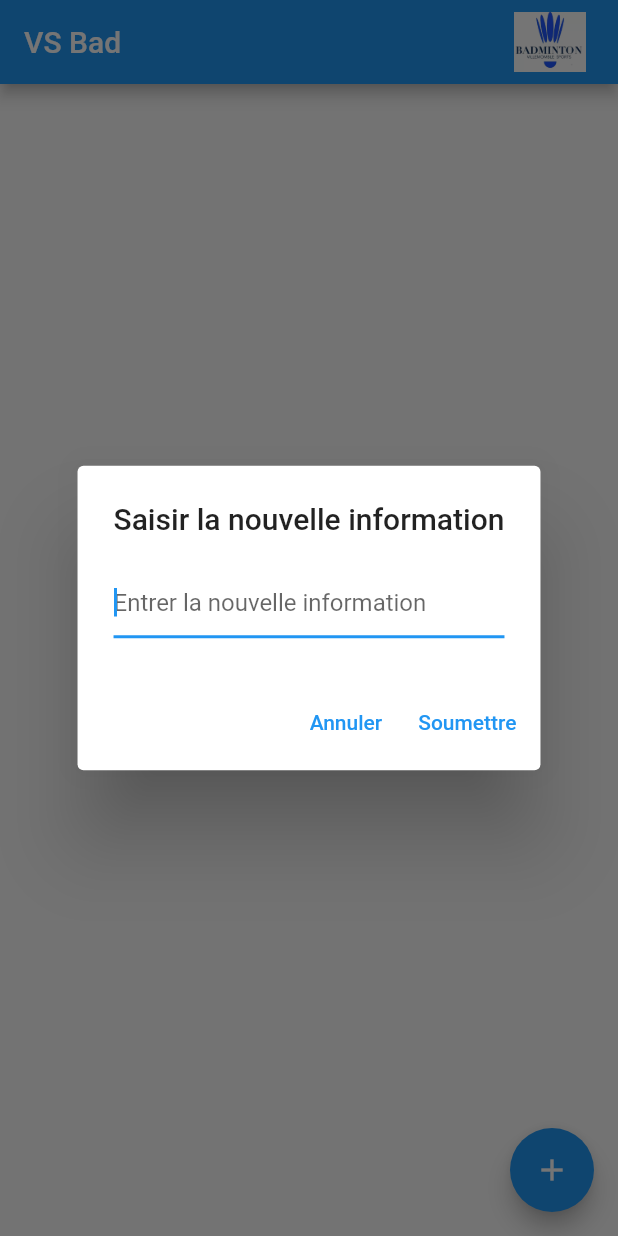
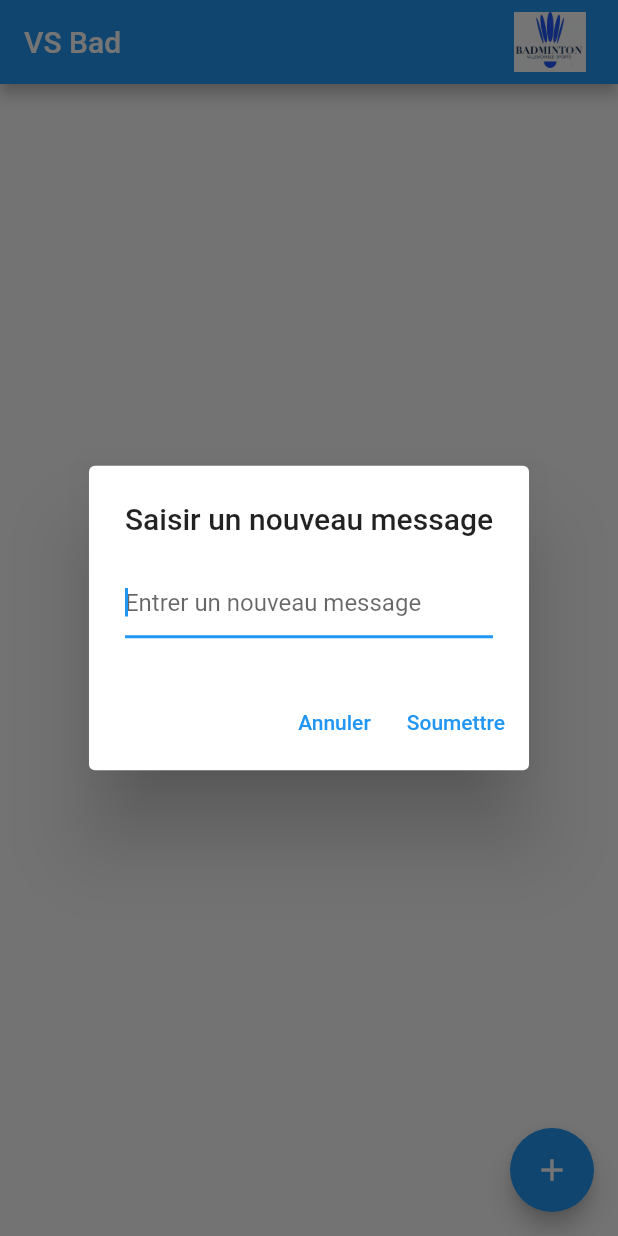
Before and after one commit to philgung/vsbad93, a Flutter app: the screen it shows after launch, after a tap on the "add" icon, on a phone screen of 412 x 824 dp. Run offline on Flutter 3.47's test engine with Material 2 defaults, Android fonts, the phone set to English and light mode, and no system bars; our stand-ins replace cloud_firestore, firebase_core; accounts and stored records are empty.

```diff
--- /dev/null
+++ b/lib/AjoutMessage.dart
@@ -0,0 +1,41 @@
+import 'package:cloud_firestore/cloud_firestore.dart';
+import 'package:flutter/material.dart';
+
+class AjoutMessage extends StatelessWidget {
+  AjoutMessage({
+    Key? key,
+  }) : super(key: key);
+
+  final informationController = TextEditingController();
+
+  @override
+  Widget build(BuildContext context) {
+    return AlertDialog(
+      title: const Text("Saisir un nouveau message"),
+      content: TextFormField(
+        autofocus: true,
+        controller: informationController,
+        decoration: InputDecoration(hintText: "Entrer un nouveau message"),
+      ),
+      actions: [
+        TextButton(
+          onPressed: () {
+            Navigator.pop(context);
+          },
+          child: const Text("Annuler"),
+        ),
+        TextButton(
+          onPressed: () {
+            FirebaseFirestore.instance.collection("Messages").add({
+              'contenu': informationController.text,
+              'date': Timestamp.fromDate(DateTime.now())
+            });
+            informationController.clear();
+            Navigator.pop(context);
+          },
+          child: const Text("Soumettre"),
+        )
+      ],
+    );
+  }
+}
--- a/lib/main.dart
+++ b/lib/main.dart
@@ -3,6 +3,9 @@ import 'package:intl/intl.dart';
 import 'package:intl/date_symbol_data_local.dart';
 import 'package:firebase_core/firebase_core.dart';
 import 'package:cloud_firestore/cloud_firestore.dart';
+
+import 'AfficheMessage.dart';
+import 'AjoutMessage.dart';
 
 Future<void> main() async {
   initializeDateFormatting('fr_FR', null);
@@ -37,9 +40,6 @@ class MyHomePage extends StatefulWidget {
 
 class _MyHomePageState extends State<MyHomePage> {
   List<Widget> informations = [];
-  final informationController = TextEditingController();
-  Stream<QuerySnapshot> messagesStream =
-      FirebaseFirestore.instance.collection('Messages').snapshots();
 
   @override
   Widget build(BuildContext context) => Scaffold(
@@ -52,98 +52,50 @@ class _MyHomePageState extends State<MyHomePage> {
                 icon: Image.asset('assets/logo_vsbad93.png'))
           ],
         ),
-        body: Center(
-            child: StreamBuilder<QuerySnapshot>(
-                stream: messagesStream,
-                builder: (BuildContext context,
-                    AsyncSnapshot<QuerySnapshot> snapshot) {
-                  if (snapshot.hasError) {
-                    return Text('Une erreur est survenue.');
-                  }
-
-                  if (snapshot.connectionState == ConnectionState.waiting) {
-                    return Text("En cours de chargement ...");
-                  }
-
-                  return ListView(
-                    children:
-                        snapshot.data!.docs.map((DocumentSnapshot document) {
-                      Map<String, dynamic> message =
-                          document.data()! as Map<String, dynamic>;
-                      return ListTile(
-                          title: Text(message['contenu']),
-                          subtitle: Text(DateFormat.yMMMMEEEEd('fr_FR').format(
-                              (DateTime.fromMicrosecondsSinceEpoch(
-                                  (message['date'] as Timestamp)
-                                      .microsecondsSinceEpoch)))));
-                    }).toList(),
-                  );
-                })
-
-            // ListView(
-            //   children: informations,
-            //   reverse: true,
-            //   shrinkWrap: true,
-            // ),
-            ),
+        body: Center(child: Messages()),
         floatingActionButton: FloatingActionButton(
           tooltip: 'Ajouter information',
           onPressed: () {
             showDialog(
                 context: context,
                 builder: (context) {
-                  return AlertDialog(
-                    title: const Text("Saisir la nouvelle information"),
-                    content: TextFormField(
-                      autofocus: true,
-                      controller: informationController,
-                      decoration: InputDecoration(
-                          hintText: "Entrer la nouvelle information"),
-                    ),
-                    actions: [
-                      TextButton(
-                        onPressed: () {
-                          Navigator.pop(context);
-                        },
-                        child: const Text("Annuler"),
-                      ),
-                      TextButton(
-                        onPressed: () {
-                          ajoutInformation(informationController.text);
-                          informationController.clear();
-                          Navigator.pop(context);
-                        },
-                        child: const Text("Soumettre"),
-                      )
-                    ],
-                  );
+                  return AjoutMessage();
                 });
           },
           child: Icon(Icons.add),
         ),
       );
+}
 
+class Messages extends StatelessWidget {
+  Messages({
+    Key? key,
+  }) : super(key: key);
+
+  final Stream<QuerySnapshot> messagesStream =
+      FirebaseFirestore.instance.collection('Messages').snapshots();
   @override
-  void dispose() {
-    informationController.dispose();
-    super.dispose();
-  }
+  Widget build(BuildContext context) {
+    return StreamBuilder<QuerySnapshot>(
+        stream: messagesStream,
+        builder: (BuildContext context, AsyncSnapshot<QuerySnapshot> snapshot) {
+          if (snapshot.hasError) {
+            return Text('Une erreur est survenue.');
+          }
 
-  ajoutInformation(String information) {
-    setState(() {
-      informations.add(Card(
-        child: Column(
-          children: [
-            Text(
-              information,
-              style: Theme.of(context).textTheme.headline6,
-            ),
-            Text(
-              DateFormat.yMMMMEEEEd('fr_FR').format(DateTime.now()),
-            ),
-          ],
-        ),
-      ));
-    });
+          if (snapshot.connectionState == ConnectionState.waiting) {
+            return Text("En cours de chargement ...");
+          }
+
+          return ListView(
+            children: snapshot.data!.docs.map((DocumentSnapshot document) {
+              Map<String, dynamic> message =
+                  document.data()! as Map<String, dynamic>;
+              return AfficheMessage(message: message);
+            }).toList(),
+            reverse: true,
+            shrinkWrap: true,
+          );
+        });
   }
 }
```
Also changed, not shown: lib/AfficheMessage.dart (added, +29 -0 lines).
